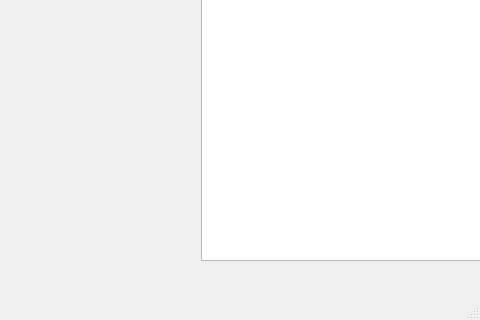
mbober1/AGV_Manager, file AGV_Manager/mainwindow.ui: the form before one commit; both pictures show x 800 to 1280 and y 400 to 720 of the 1280 by 720 pixel window.
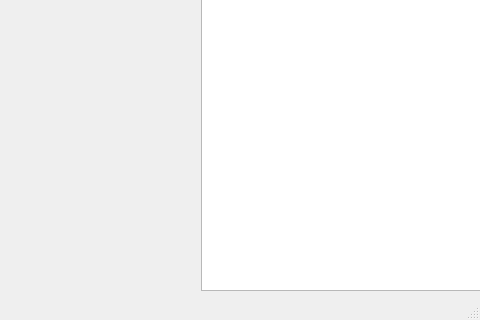
The form after the commit. Icons and pictures are not drawn. Custom widgets are drawn as their Qt base class.

Patch:
```diff
--- a/AGV_Manager/mainwindow.ui
+++ b/AGV_Manager/mainwindow.ui
@@ -36,7 +36,7 @@
       <x>0</x>
       <y>0</y>
       <width>1281</width>
-      <height>661</height>
+      <height>691</height>
      </rect>
     </property>
     <layout class="QHBoxLayout" name="horizontalLayout">
```
